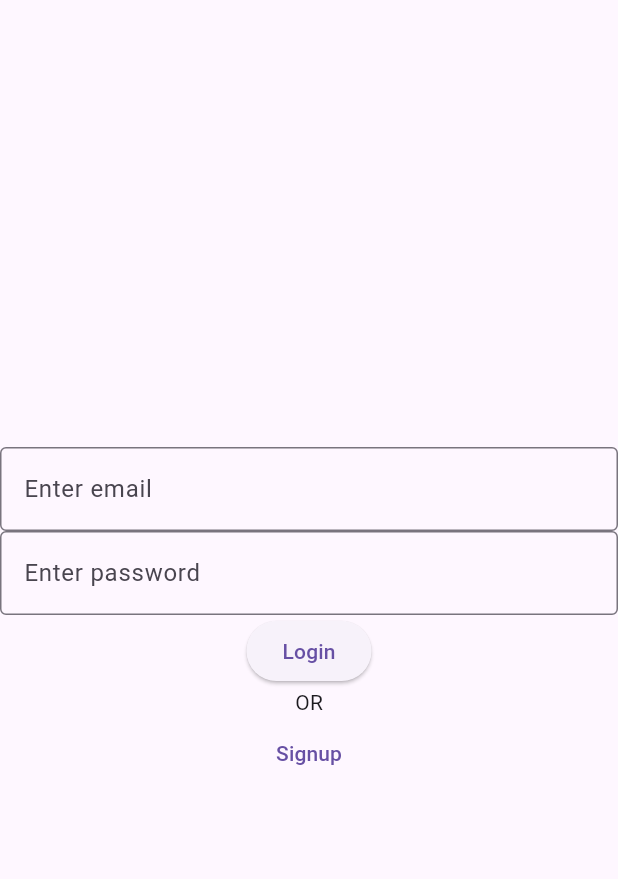
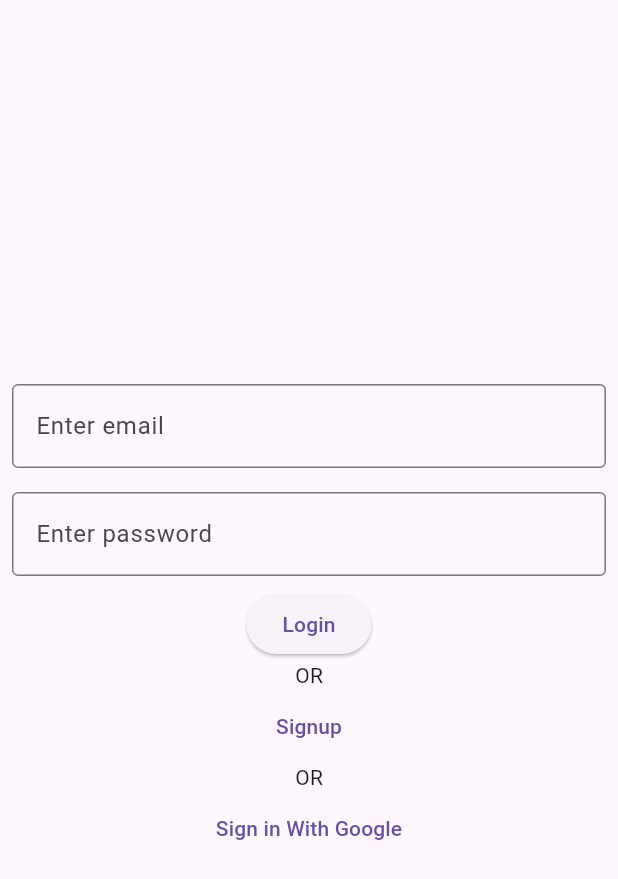
Before and after one commit to jbcdmi/lecture_firebase_46, a Flutter app: the SignupPage screen opened directly, after a tap on "Login", on a phone screen of 412 x 824 dp. Shown: the top 879 px of the screen. Run offline on Flutter 3.47's test engine with Material 3 defaults, Android fonts, the phone set to English and light mode, and no system bars; our stand-ins replace firebase_auth, firebase_core, google_sign_in; accounts and stored records are empty; network calls fail.

Commit message:
add_sign_in_with_google

```diff
--- a/lib/SignupPage.dart
+++ b/lib/SignupPage.dart
@@ -20,13 +20,19 @@
         child: Column(
           mainAxisSize: MainAxisSize.min,
           children: [
-            TextField(
-              controller: nameController,
-              decoration: InputDecoration(border: OutlineInputBorder(), hintText: "Enter email"),
+            Padding(
+              padding: const EdgeInsets.all(8.0),
+              child: TextField(
+                controller: nameController,
+                decoration: InputDecoration(border: OutlineInputBorder(), hintText: "Enter email"),
+              ),
             ),
-            TextField(
-              controller: passwordController,
-              decoration: InputDecoration(border: OutlineInputBorder(), hintText: "Enter password"),
+            Padding(
+              padding: const EdgeInsets.all(8.0),
+              child: TextField(
+                controller: passwordController,
+                decoration: InputDecoration(border: OutlineInputBorder(), hintText: "Enter password"),
+              ),
             ),
             ElevatedButton(
               onPressed: () {
@@ -46,8 +52,11 @@
 
   Future<void> signupUser(String email, String password) async {
     try {
-      final credential = await FirebaseAuth.instance.createUserWithEmailAndPassword(email: email, password: password);
-      ScaffoldMessenger.of(context).showSnackBar(SnackBar(content: Text("signup successful")));
+      final credential = await FirebaseAuth.instance.createUserWithEmailAndPassword(
+        email: email,
+        password: password,
+      );
+      // ScaffoldMessenger.of(context).showSnackBar(SnackBar(content: Text("Signup successful")));
       Navigator.pop(context);
     } on FirebaseAuthException catch (e) {
       if (e.code == 'weak-password') {
--- a/pubspec.yaml
+++ b/pubspec.yaml
@@ -36,6 +36,7 @@
   cupertino_icons: ^1.0.8
   firebase_core:
   firebase_auth:
+  google_sign_in: ^7.2.0
 
 dev_dependencies:
   flutter_test:
```
Also changed, not shown: lib/LoginPage.dart (+60 -9 lines), pubspec.lock, 4 other files.
